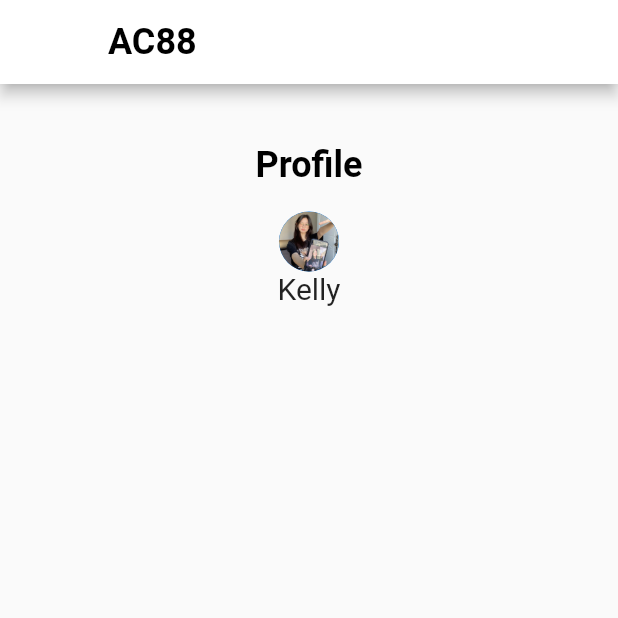
After one commit to imstefanny/Apa-Nama-Kita, a Flutter app: the Profile1 screen opened directly, on a phone screen of 412 x 824 dp, the top half of it. The commit adds this screen. Run offline on Flutter 3.47's test engine with Material 2 defaults, Android fonts, the phone set to English and light mode, and no system bars; our stand-ins replace fluttertoast, google_fonts; missing offline and left inert: xen_popup_card.

Commit message:
Update Bottom Navigation and profile

```diff
--- a/lib/main.dart
+++ b/lib/main.dart
@@ -1,3 +1,4 @@
+import 'package:ac_88/bottomnavigation.dart';
 import 'package:ac_88/home/home.dart';
 import 'package:ac_88/register/register.dart';
 import 'package:ac_88/verification/verification.dart';
@@ -40,7 +41,7 @@ class MyApp extends StatelessWidget {
       theme: ThemeData(
         primarySwatch: Colors.blue,
       ),
-      home: Register(),
+      home: BottomNavBar(),
     );
   }
 }
--- /dev/null
+++ b/lib/profile/profile1.dart
@@ -0,0 +1,48 @@
+import 'package:flutter/material.dart';
+import 'package:google_fonts/google_fonts.dart';
+
+class Profile1 extends StatefulWidget {
+  const Profile1({super.key});
+
+  @override
+  State<Profile1> createState() => _Profile1State();
+}
+
+class _Profile1State extends State<Profile1> {
+  @override
+  Widget build(BuildContext context) {
+    return Scaffold(
+      appBar: AppBar(
+        backgroundColor: Colors.white,
+        title: Text(
+          "AC88",
+          style: GoogleFonts.lexendDeca(
+              fontWeight: FontWeight.bold, fontSize: 24, color: Colors.black),
+        ),
+      ),
+      body: Column(
+        mainAxisAlignment: MainAxisAlignment.start,
+        children: [
+          Center(
+            child: Padding(
+              padding: const EdgeInsets.fromLTRB(25, 40, 25, 17),
+              child: Text(
+                "Profile",
+                style: GoogleFonts.lexendDeca(
+                    fontWeight: FontWeight.bold,
+                    fontSize: 24,
+                    color: Colors.black),
+              ),
+            ),
+          ),
+          CircleAvatar(
+            backgroundImage: AssetImage('assets/profile.png'),
+          ),
+          Text('Kelly',
+              style: GoogleFonts.lexendDeca(
+                  fontWeight: FontWeight.w400, fontSize: 20)),
+        ],
+      ),
+    );
+  }
+}
--- a/lib/verification/verification.dart
+++ b/lib/verification/verification.dart
@@ -1,3 +1,4 @@
+import 'package:ac_88/bottomnavigation.dart';
 import 'package:ac_88/home/home.dart';
 import 'package:flutter/material.dart';
 import 'package:flutter/services.dart';
@@ -187,7 +188,7 @@ class _VerificationState extends State<Verification> {
               child: ElevatedButton(
                 onPressed: () {
                   Navigator.of(context)
-                      .push(MaterialPageRoute(builder: (_) => Home()));
+                      .push(MaterialPageRoute(builder: (_) => BottomNavBar()));
                 },
                 style: ElevatedButton.styleFrom(
                     backgroundColor: Color.fromRGBO(13, 110, 253, 1),
--- a/pubspec.yaml
+++ b/pubspec.yaml
@@ -35,6 +35,7 @@ dependencies:
   flutter_verification_code: ^1.1.6
   fluttertoast: ^8.2.2
   google_fonts: ^4.0.4
+  google_nav_bar: ^5.0.6
   persistent_bottom_nav_bar: ^5.0.2
   provider: ^6.0.5
   verification_code_builder: ^0.1.0
```
Also changed, not shown: lib/bottomnavigation.dart (+13 -7 lines), lib/customnavigationbar.dart (deleted, +0 -82 lines), lib/home/home.dart (+11 -3 lines), lib/profile/profile.dart (+58 -13 lines), lib/transaction/transaction.dart (+16 -3 lines), pubspec.lock.
